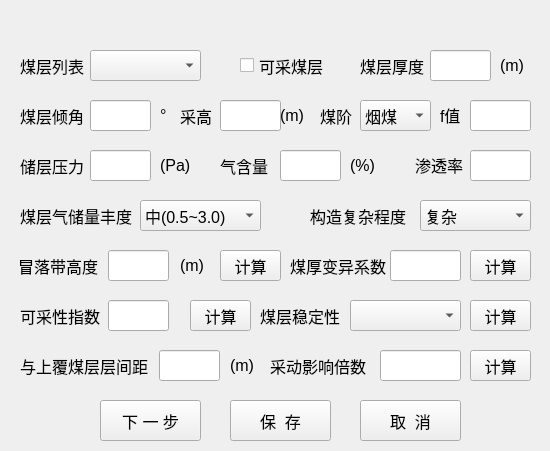
First picture: the form in python/cbm/uifiles/coal_param_dlg.ui, repository wyrover/cbm, before the edit.
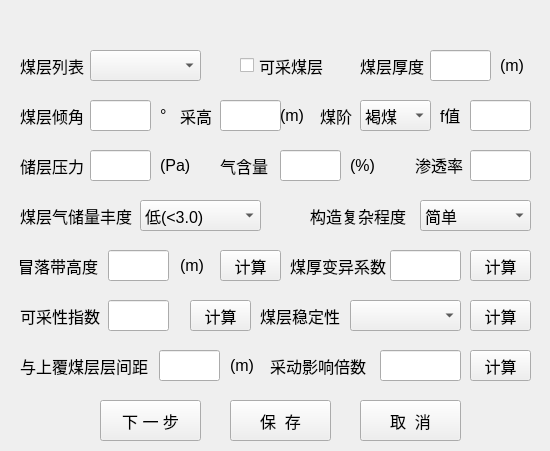
Second picture: the form after the edit. Icons and pictures are not drawn.

Diff of the .ui file:
```diff
--- a/python/cbm/uifiles/coal_param_dlg.ui
+++ b/python/cbm/uifiles/coal_param_dlg.ui
@@ -53,11 +53,6 @@
       <height>31</height>
      </rect>
     </property>
-    <item>
-     <property name="text">
-      <string>烟煤</string>
-     </property>
-    </item>
     <item>
      <property name="text">
       <string>褐煤</string>
@@ -482,6 +477,11 @@
       <height>31</height>
      </rect>
     </property>
+    <item>
+     <property name="text">
+      <string>低(&lt;3.0)</string>
+     </property>
+    </item>
     <item>
      <property name="text">
       <string>中(0.5~3.0)</string>
@@ -592,6 +592,16 @@
       <height>31</height>
      </rect>
     </property>
+    <item>
+     <property name="text">
+      <string>简单</string>
+     </property>
+    </item>
+    <item>
+     <property name="text">
+      <string>中等</string>
+     </property>
+    </item>
     <item>
      <property name="text">
       <string>复杂</string>
```
Left out of the diff: 20 changed lines with no effect on the pictures.
